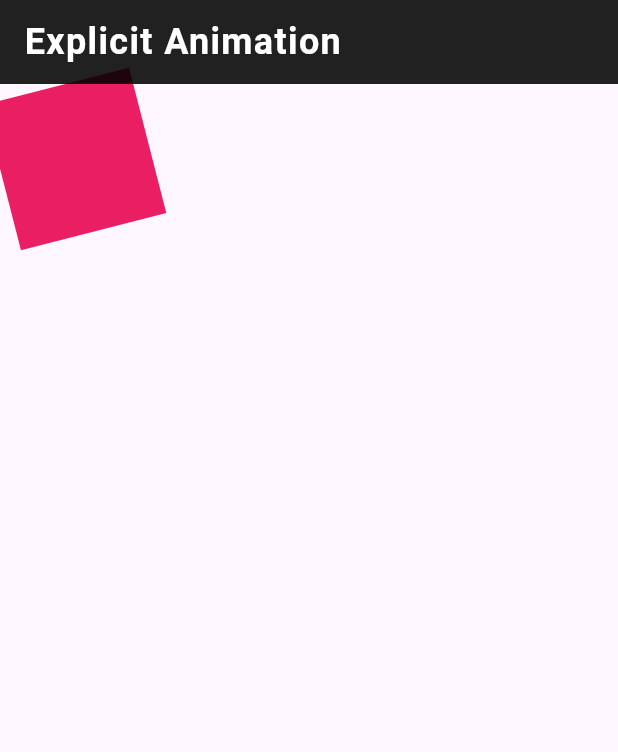
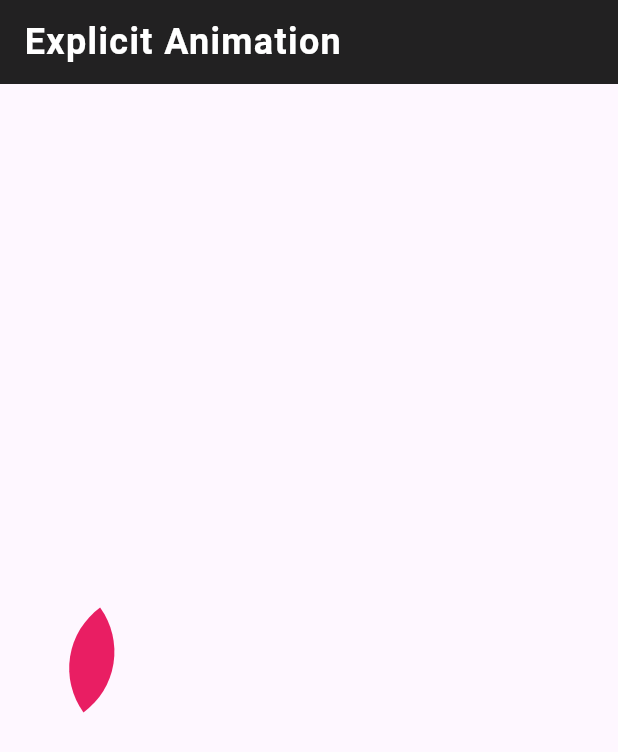
Before and after one commit to mdrahib46/Flutter-Animation, a Flutter app: the screen it shows after launch, on a phone screen of 412 x 824 dp. Shown: the top 752 px of the screen. Run offline on Flutter 3.47's test engine with Material 3 defaults, Android fonts, the phone set to English and light mode, and no system bars.

Commit message:
Alignment Animation has been implemented

```diff
--- a/lib/presentation/explicit_animation.dart
+++ b/lib/presentation/explicit_animation.dart
@@ -11,15 +11,24 @@ class _ExplicitAnimationState extends State<ExplicitAnimation>
     with SingleTickerProviderStateMixin {
   late AnimationController _animationController;
   late Animation<double> _rotationAnimation;
+  late Animation<AlignmentGeometry> _alignmentAnimation;
+
   double _radius = 4;
 
   @override
   void initState() {
-    _animationController = AnimationController(vsync: this, duration: Duration(seconds: 2));
-    _rotationAnimation = Tween<double>(
-      begin: 0, end: 2
-    ).animate(CurvedAnimation(parent: _animationController, curve: Curves.easeInOut));
-    _animationController.repeat();
+    _animationController = AnimationController(
+      vsync: this,
+      duration: Duration(seconds: 2),
+    );
+
+    _alignmentAnimation = Tween<AlignmentGeometry>(
+        begin: Alignment.centerLeft, end: Alignment.centerRight).animate(
+        _animationController);
+    _rotationAnimation = Tween<double>(begin: 0, end: 9).animate(
+      CurvedAnimation(parent: _animationController, curve: Curves.linear),
+    );
+    _animationController.repeat(reverse: true);
     super.initState();
   }
 
@@ -30,28 +39,43 @@ class _ExplicitAnimationState extends State<ExplicitAnimation>
 
       body: SafeArea(
         child: Column(
+          mainAxisAlignment: MainAxisAlignment.center,
           children: [
-            // ElevatedButton(
-            //   onPressed: () {
-            //     _radius = _radius == 4 ? 32 : 4;
-            //     setState(() {});
-            //   },
-            //   style: ElevatedButton.styleFrom(
-            //     shape: RoundedRectangleBorder(
-            //       borderRadius: BorderRadius.circular(_radius),
+            //   Create a Elevated Button Using Card with animation
+            // RotationTransition(
+            //   turns: _rotationAnimation,
+            //   child: Container(
+            //     height: 100,
+            //     width: 100,
+            //     decoration: BoxDecoration(
+            //       borderRadius: BorderRadius.only(
+            //         topLeft: Radius.circular(100),
+            //         bottomRight: Radius.circular(100),
+            //       ),
+            //       color: Colors.pink,
             //     ),
-            //     backgroundColor: Colors.black54,
-            //     foregroundColor: Colors.white,
             //   ),
-            //   child: Text('Press here'),
             // ),
 
-            //   Create a Elevated Button Using Card with animation
-            RotationTransition(
+            AlignTransition(
+              alignment: _alignmentAnimation,
+              child: RotationTransition(
                 turns: _rotationAnimation,
-                child: Container(height: 100, width: 100, color: Colors.pink,)),
+                child: Container(
+                  height: 50,
+                  width: 50,
+                  decoration: BoxDecoration(
+                    borderRadius: BorderRadius.only(
+                      topLeft: Radius.circular(100),
+                      bottomRight: Radius.circular(100),
+                    ),
+                    color: Colors.pink,
+                  ),
+                ),
+              ),
+            ),
+          ],
 
-          ],
         ),
       ),
     );
```
